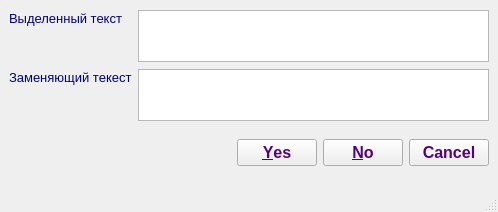
Old version of the form _internal/dialogue.ui in the repository LeonidBolshakov/keyboard.
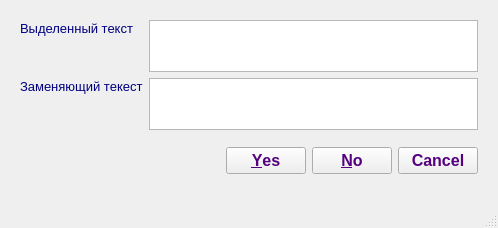
New version of the form.

```diff
--- a/_internal/dialogue.ui
+++ b/_internal/dialogue.ui
@@ -15,6 +15,18 @@
   </property>
   <widget class="QWidget" name="centralwidget">
    <layout class="QGridLayout" name="gridLayout">
+    <property name="leftMargin">
+     <number>20</number>
+    </property>
+    <property name="topMargin">
+     <number>20</number>
+    </property>
+    <property name="rightMargin">
+     <number>20</number>
+    </property>
+    <property name="bottomMargin">
+     <number>20</number>
+    </property>
     <item row="0" column="0">
      <layout class="QFormLayout" name="formLayout">
       <item row="0" column="0">
```
